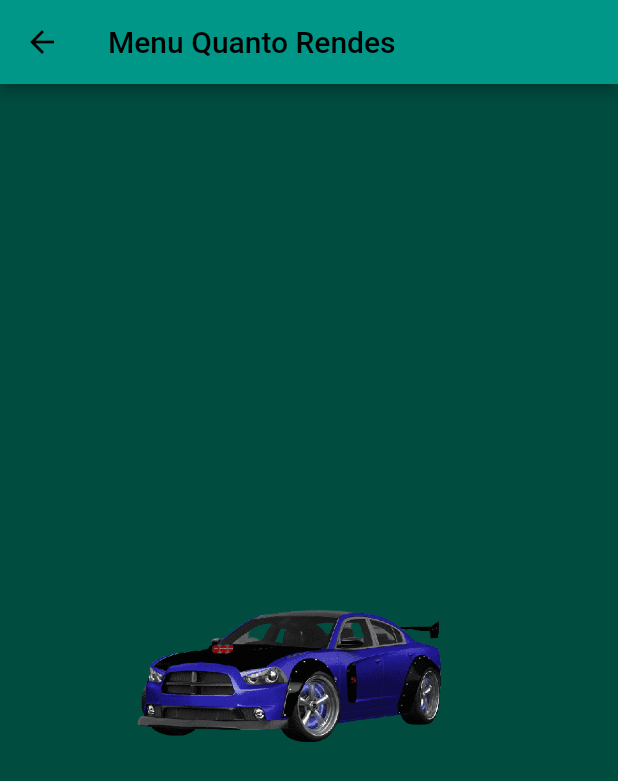
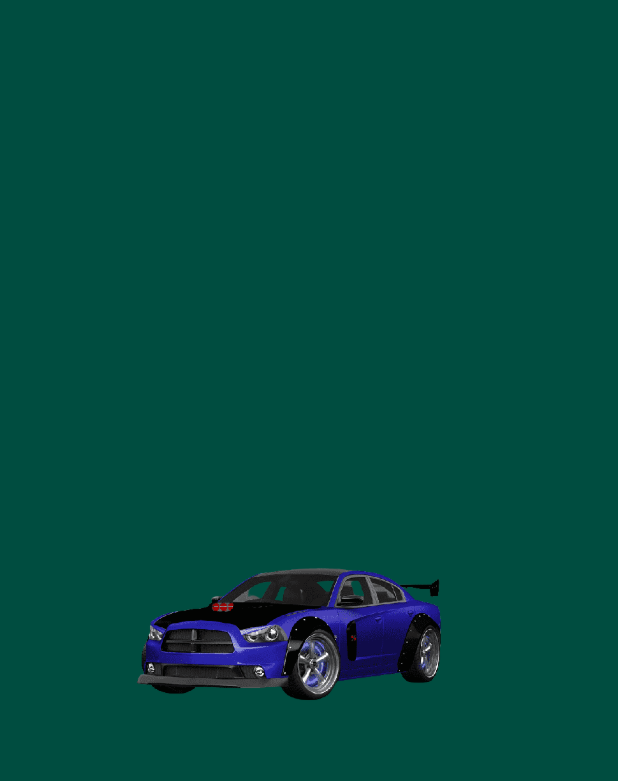
Before and after one commit to HenriqueRib/Quanto_Rendes_2.0, a Flutter app: the Menu screen opened by its route, on a phone screen of 412 x 824 dp. Shown: the top 781 px of the screen. Run offline on Flutter 3.47's test engine with Material 2 defaults, Android fonts, the phone set to English and light mode, and no system bars; our stand-ins replace dio, flutter_screenutil, shared_preferences; accounts and stored records are empty.

Commit message:
Retirando app bar devido ao esquema de menu

```diff
--- a/lib/pages/login.dart
+++ b/lib/pages/login.dart
@@ -59,7 +59,7 @@ class _LoginState extends State<Login> {
       print('Ok ${res.data}');
       if (res.data['status'] == 'success') {
         await prefs.setString('email', _controllerEmail.text);
-        //Navigator.pushReplacementNamed(context, "/tela_principal");
+        Navigator.pushReplacementNamed(context, "/tela_principal");
       }
     } catch (e) {
       setState(
--- a/lib/pages/marcar.dart
+++ b/lib/pages/marcar.dart
@@ -11,10 +11,6 @@ class _MarcarPageState extends State<MarcarPage> {
   @override
   Widget build(BuildContext context) {
     return Scaffold(
-      appBar: AppBar(
-        title: const Text('Guardar Info'),
-        backgroundColor: Colors.teal,
-      ),
       body: Container(
         color: Colors.teal[900],
         padding: const EdgeInsets.all(20),
--- a/lib/pages/menu.dart
+++ b/lib/pages/menu.dart
@@ -11,10 +11,6 @@ class _MenuState extends State<Menu> {
   @override
   Widget build(BuildContext context) {
     return Scaffold(
-      appBar: AppBar(
-        title: const Text('Menu Quanto Rendes'),
-        backgroundColor: Colors.teal,
-      ),
       body: Container(
         color: Colors.teal[900],
         padding: const EdgeInsets.all(20),
--- a/lib/pages/perfil.dart
+++ b/lib/pages/perfil.dart
@@ -14,10 +14,6 @@ class _PerfilPageState extends State<PerfilPage> {
   @override
   Widget build(BuildContext context) {
     return Scaffold(
-      appBar: AppBar(
-        title: const Text('Perfil'),
-        backgroundColor: Colors.teal,
-      ),
       body: Container(
         color: Colors.teal[900],
         padding: const EdgeInsets.all(10),
--- a/lib/pages/visualizar.dart
+++ b/lib/pages/visualizar.dart
@@ -11,10 +11,6 @@ class _VisualizarPageState extends State<VisualizarPage> {
   @override
   Widget build(BuildContext context) {
     return Scaffold(
-      appBar: AppBar(
-        title: const Text('Visualizar'),
-        backgroundColor: Colors.teal,
-      ),
       body: Container(
         color: Colors.teal[900],
         padding: const EdgeInsets.all(20),
--- a/lib/util/constants.dart
+++ b/lib/util/constants.dart
@@ -2,7 +2,7 @@
 //import 'package:shared_preferences/shared_preferences.dart';
 
 class Constants {
-  static const String baseUrl = "https://codeline43.com.br";
+  static const String baseUrl = "https://app.codeline43.com.br";
 // static const String baseUrl = "http://10.0.2.2:8000"; // Emulador job
 // static const String baseUrl = "http://10.0.0.142:3000"; // Display casa npm
 //  static const String baseUrl = "http://192.168.0.71:3000"; // Job
```
